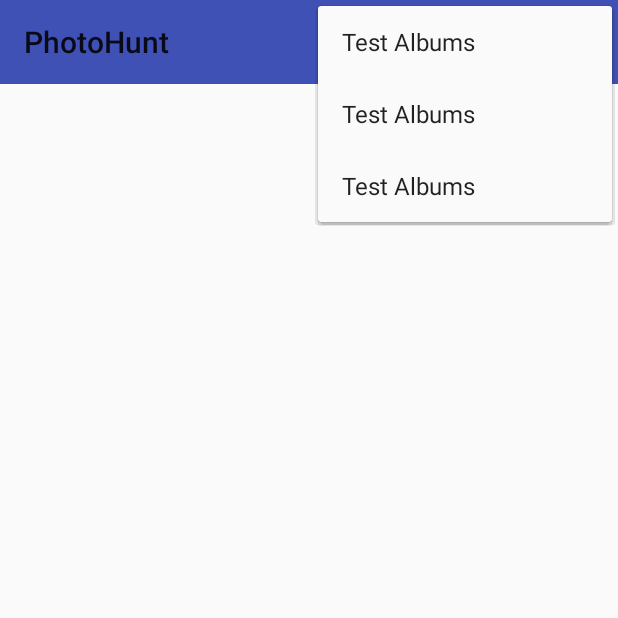
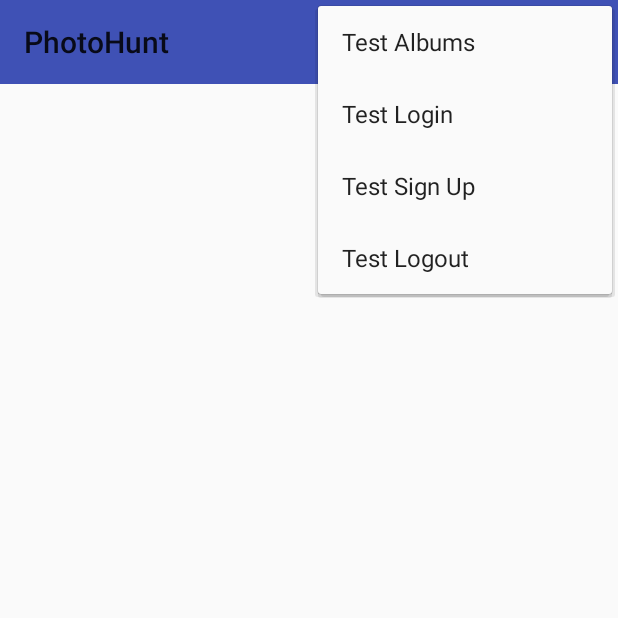
Before and after one commit to rolledback/PhotoHunt, an Android app: the AlbumGalleryActivity screen opened directly, with no data from a screen before it, with the options menu open, on a phone screen of 412 x 824 dp, the top half of it. Run offline under Robolectric (Android 15) with nearby library versions, the phone set to English and light mode, and no system bars; libraries missing offline, so code that uses them is left out: com.parse; 2 statements that could not run were skipped.

Commit message:
can logout now too

```diff
--- a/app/src/main/java/mrayer/photohunt/CreateNewPhotoHuntActivity.java
+++ b/app/src/main/java/mrayer/photohunt/CreateNewPhotoHuntActivity.java
@@ -64,6 +64,7 @@ public class CreateNewPhotoHuntActivity extends AppCompatActivity {
         super.onCreate(savedInstanceState);
         setContentView(R.layout.activity_create_new_photo_hunt);
         Toolbar toolbar = (Toolbar) findViewById(R.id.create_new_photo_hunt_toolbar);
+
         if (Build.VERSION.SDK_INT >= Build.VERSION_CODES.LOLLIPOP) {
             getWindow().addFlags(WindowManager.LayoutParams.FLAG_DRAWS_SYSTEM_BAR_BACKGROUNDS);
             getWindow().setStatusBarColor(getResources().getColor(R.color.colorPrimaryDark));
--- a/app/src/main/res/menu/album_gallery_menu.xml
+++ b/app/src/main/res/menu/album_gallery_menu.xml
@@ -23,12 +23,18 @@
     <item
         android:id="@+id/action_test_login"
         android:icon="@drawable/ic_login"
-        android:title="Test Albums"
+        android:title="Test Login"
         app:showAsAction="ifRoom"/>
 
     <item
         android:id="@+id/action_test_sign_up"
         android:icon="@drawable/ic_sign_up"
-        android:title="Test Albums"
+        android:title="Test Sign Up"
+        app:showAsAction="ifRoom"/>
+
+    <item
+        android:id="@+id/action_test_logout"
+        android:icon="@drawable/ic_logout"
+        android:title="Test Logout"
         app:showAsAction="ifRoom"/>
 </menu>
```
Also changed, not shown: app/src/main/java/mrayer/photohunt/AlbumGalleryActivity.java (+7 -0 lines), app/src/main/java/mrayer/photohunt/LoginActivity.java (+11 -2 lines), app/src/main/res/drawable/ic_logout.png (added).
